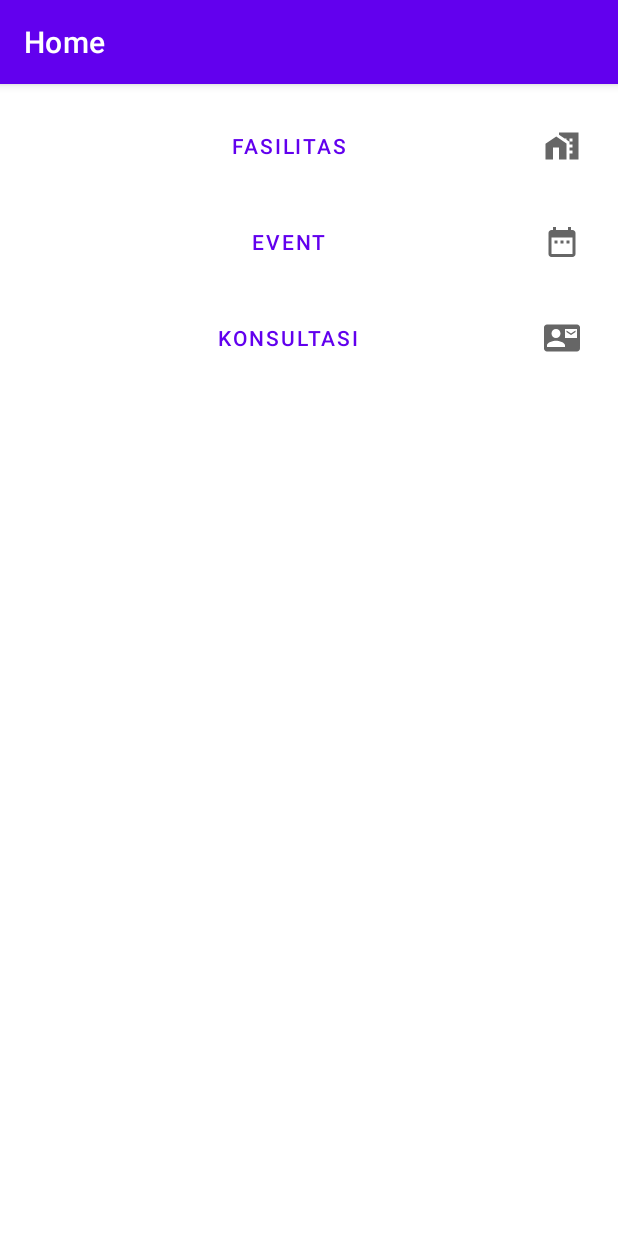
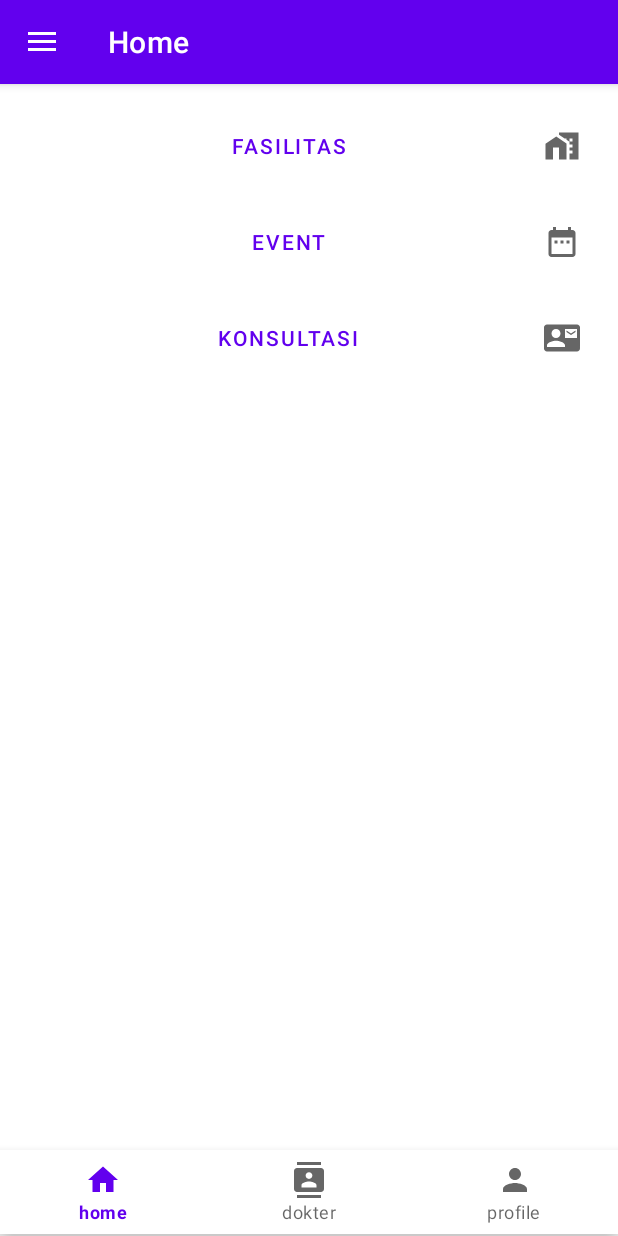
Before and after one commit to sameh4d4/160418066_advNative_midTerm_Project, an Android app: the screen it shows after launch (MainActivity), on a phone screen of 412 x 824 dp. Run offline under Robolectric (Android 15) with nearby library versions, the phone set to English and light mode, and no system bars; our stand-ins replace navigation-ui.

Commit message:
Nav done tinggal trigger di fragment

```diff
--- a/app/src/main/java/com/example/advnative_project_uts_160418066/view/MainActivity.kt
+++ b/app/src/main/java/com/example/advnative_project_uts_160418066/view/MainActivity.kt
@@ -3,21 +3,30 @@ package com.example.advnative_project_uts_160418066.view
 import androidx.appcompat.app.AppCompatActivity
 import android.os.Bundle
 import androidx.navigation.NavController
+import androidx.navigation.Navigation
 import androidx.navigation.fragment.NavHostFragment
 import androidx.navigation.ui.NavigationUI
+import androidx.navigation.ui.setupWithNavController
 import com.example.advnative_project_uts_160418066.R
+import kotlinx.android.synthetic.main.activity_main.*
 
 class MainActivity : AppCompatActivity() {
     private lateinit var navController: NavController
+
     override fun onCreate(savedInstanceState: Bundle?) {
         super.onCreate(savedInstanceState)
         setContentView(R.layout.activity_main)
         val navHostFragment = supportFragmentManager.findFragmentById(R.id.hostFragment) as NavHostFragment
         navController = navHostFragment.navController
         NavigationUI.setupActionBarWithNavController(this, navController)
+
+        NavigationUI.setupActionBarWithNavController(this, navController, drawerLayout)
+        NavigationUI.setupWithNavController(navView, navController)
+
+        bottomNav.setupWithNavController(navController)
     }
 
     override fun onSupportNavigateUp(): Boolean {
-        return NavigationUI.navigateUp(navController,null)||super.onSupportNavigateUp()
+        return NavigationUI.navigateUp(navController,drawerLayout)||super.onSupportNavigateUp()
     }
 }
--- /dev/null
+++ b/app/src/main/res/drawable/ic_baseline_contacts_24.xml
@@ -0,0 +1,10 @@
+<vector xmlns:android="http://schemas.android.com/apk/res/android"
+    android:width="24dp"
+    android:height="24dp"
+    android:viewportWidth="24"
+    android:viewportHeight="24"
+    android:tint="?attr/colorControlNormal">
+  <path
+      android:fillColor="@android:color/white"
+      android:pathData="M20,0L4,0v2h16L20,0zM4,24h16v-2L4,22v2zM20,4L4,4c-1.1,0 -2,0.9 -2,2v12c0,1.1 0.9,2 2,2h16c1.1,0 2,-0.9 2,-2L22,6c0,-1.1 -0.9,-2 -2,-2zM12,6.75c1.24,0 2.25,1.01 2.25,2.25s-1.01,2.25 -2.25,2.25S9.75,10.24 9.75,9 10.76,6.75 12,6.75zM17,17L7,17v-1.5c0,-1.67 3.33,-2.5 5,-2.5s5,0.83 5,2.5L17,17z"/>
+</vector>
--- /dev/null
+++ b/app/src/main/res/drawable/ic_baseline_home_24.xml
@@ -0,0 +1,10 @@
+<vector xmlns:android="http://schemas.android.com/apk/res/android"
+    android:width="24dp"
+    android:height="24dp"
+    android:viewportWidth="24"
+    android:viewportHeight="24"
+    android:tint="?attr/colorControlNormal">
+  <path
+      android:fillColor="@android:color/white"
+      android:pathData="M10,20v-6h4v6h5v-8h3L12,3 2,12h3v8z"/>
+</vector>
--- /dev/null
+++ b/app/src/main/res/drawable/ic_baseline_person_24.xml
@@ -0,0 +1,10 @@
+<vector xmlns:android="http://schemas.android.com/apk/res/android"
+    android:width="24dp"
+    android:height="24dp"
+    android:viewportWidth="24"
+    android:viewportHeight="24"
+    android:tint="?attr/colorControlNormal">
+  <path
+      android:fillColor="@android:color/white"
+      android:pathData="M12,12c2.21,0 4,-1.79 4,-4s-1.79,-4 -4,-4 -4,1.79 -4,4 1.79,4 4,4zM12,14c-2.67,0 -8,1.34 -8,4v2h16v-2c0,-2.66 -5.33,-4 -8,-4z"/>
+</vector>
--- a/app/src/main/res/layout/activity_main.xml
+++ b/app/src/main/res/layout/activity_main.xml
@@ -1,7 +1,16 @@
 <?xml version="1.0" encoding="utf-8"?>
-<androidx.constraintlayout.widget.ConstraintLayout xmlns:android="http://schemas.android.com/apk/res/android"
+
+<androidx.drawerlayout.widget.DrawerLayout
+    xmlns:android="http://schemas.android.com/apk/res/android"
     xmlns:app="http://schemas.android.com/apk/res-auto"
     xmlns:tools="http://schemas.android.com/tools"
+    android:layout_width="match_parent"
+    android:layout_height="match_parent"
+    android:fitsSystemWindows="true"
+    android:id="@+id/drawerLayout">
+
+    <androidx.constraintlayout.widget.ConstraintLayout
+
         android:layout_width="match_parent"
         android:layout_height="match_parent"
         tools:context=".view.MainActivity">
@@ -21,4 +30,21 @@
             app:layout_constraintStart_toStartOf="parent"
             app:layout_constraintTop_toTopOf="parent"
             app:navGraph="@navigation/main_app_nav" />
+
+        <com.google.android.material.bottomnavigation.BottomNavigationView
+            android:id="@+id/bottomNav"
+            android:layout_width="0dp"
+            android:layout_height="wrap_content"
+            app:layout_constraintBottom_toBottomOf="@+id/hostFragment"
+            app:layout_constraintEnd_toEndOf="parent"
+            app:layout_constraintStart_toStartOf="parent"
+            app:menu="@menu/bottom_menu" />
     </androidx.constraintlayout.widget.ConstraintLayout>
+
+    <com.google.android.material.navigation.NavigationView
+        android:id="@+id/navView"
+        android:layout_width="wrap_content"
+        android:layout_height="match_parent"
+        android:layout_gravity="start"
+        app:menu="@menu/drawer_menu" />
+</androidx.drawerlayout.widget.DrawerLayout>
--- /dev/null
+++ b/app/src/main/res/menu/bottom_menu.xml
@@ -0,0 +1,20 @@
+<?xml version="1.0" encoding="utf-8"?>
+<menu xmlns:app="http://schemas.android.com/apk/res-auto"
+    xmlns:android="http://schemas.android.com/apk/res/android">
+
+    <item
+        android:id="@+id/itemHome"
+        android:icon="@drawable/ic_baseline_home_24"
+        android:title="home"
+        app:showAsAction="always" />
+    <item
+        android:id="@+id/itemDokter"
+        android:icon="@drawable/ic_baseline_contacts_24"
+        android:title="dokter"
+        app:showAsAction="always" />
+    <item
+        android:id="@+id/itemProfile"
+        android:icon="@drawable/ic_baseline_person_24"
+        android:title="profile"
+        app:showAsAction="always" />
+</menu>
--- /dev/null
+++ b/app/src/main/res/menu/drawer_menu.xml
@@ -0,0 +1,30 @@
+<?xml version="1.0" encoding="utf-8"?>
+<menu xmlns:app="http://schemas.android.com/apk/res-auto"
+    xmlns:android="http://schemas.android.com/apk/res/android">
+
+    <item
+        android:id="@+id/itemFasilitas"
+        android:icon="@drawable/ic_baseline_home_work_24"
+        android:title="Fasilitas"
+        app:showAsAction="always" />
+    <item
+        android:id="@+id/itemEvent"
+        android:icon="@drawable/ic_baseline_date_range_24"
+        android:title="Event"
+        app:showAsAction="always" />
+    <item
+        android:id="@+id/itemKonsultasi"
+        android:icon="@drawable/ic_baseline_contact_mail_24"
+        android:title="Konsultasi"
+        app:showAsAction="always" />
+    <item
+        android:id="@+id/itemDokter"
+        android:icon="@drawable/ic_baseline_contacts_24"
+        android:title="Dokter"
+        app:showAsAction="always" />
+    <item
+        android:id="@+id/itemProfile"
+        android:icon="@drawable/ic_baseline_person_24"
+        android:title="Profile"
+        app:showAsAction="always" />
+</menu>
--- a/app/src/main/res/navigation/main_app_nav.xml
+++ b/app/src/main/res/navigation/main_app_nav.xml
@@ -3,40 +3,40 @@
     xmlns:app="http://schemas.android.com/apk/res-auto"
     xmlns:tools="http://schemas.android.com/tools"
     android:id="@+id/main_app_nav"
-    app:startDestination="@id/homeFragment">
+    app:startDestination="@id/itemHome">
 
     <fragment
-        android:id="@+id/homeFragment"
+        android:id="@+id/itemHome"
         android:name="com.example.advnative_project_uts_160418066.view.HomeFragment"
         android:label="Home"
         tools:layout="@layout/fragment_home">
         <action
             android:id="@+id/actionDaftarFasilitasFragment"
-            app:destination="@id/daftarFasilitasFragment"
+            app:destination="@id/itemFasilitas"
             app:enterAnim="@android:anim/fade_in"
             app:exitAnim="@android:anim/fade_out" />
         <action
             android:id="@+id/actionEventFragment"
-            app:destination="@id/eventFragment"
+            app:destination="@id/itemEvent"
             app:enterAnim="@android:anim/fade_in"
             app:exitAnim="@android:anim/fade_out" />
         <action
             android:id="@+id/actionKonsultasiFragment"
-            app:destination="@id/konsultasiFragment"
+            app:destination="@id/itemKonsultasi"
             app:enterAnim="@android:anim/fade_in"
             app:exitAnim="@android:anim/fade_out" />
     </fragment>
     <fragment
-        android:id="@+id/daftarFasilitasFragment"
+        android:id="@+id/itemFasilitas"
         android:name="com.example.advnative_project_uts_160418066.view.DaftarFasilitasFragment"
         android:label="Daftar Fasilitas"
         tools:layout="@layout/fragment_daftar_fasilitas">
         <action
             android:id="@+id/actionHomeFragmentFromFasilitas"
-            app:destination="@id/homeFragment"
+            app:destination="@id/itemHome"
             app:enterAnim="@android:anim/fade_in"
             app:exitAnim="@android:anim/fade_out"
-            app:popUpTo="@id/homeFragment" />
+            app:popUpTo="@id/itemHome" />
         <action
             android:id="@+id/actionDaftarFasilitasDetilFragment"
             app:destination="@id/daftarFasilitasDetilListFragment"
@@ -44,26 +44,26 @@
             app:exitAnim="@android:anim/fade_out" />
     </fragment>
     <fragment
-        android:id="@+id/eventFragment"
+        android:id="@+id/itemEvent"
         android:name="com.example.advnative_project_uts_160418066.view.EventFragment"
         android:label="Event"
         tools:layout="@layout/fragment_event">
         <action
             android:id="@+id/actionHomeFragmentFromEvent"
-            app:destination="@id/homeFragment"
-            app:popUpTo="@id/homeFragment"
+            app:destination="@id/itemHome"
+            app:popUpTo="@id/itemHome"
             app:enterAnim="@android:anim/fade_in"
             app:exitAnim="@android:anim/fade_out" />
     </fragment>
     <fragment
-        android:id="@+id/konsultasiFragment"
+        android:id="@+id/itemKonsultasi"
         android:name="com.example.advnative_project_uts_160418066.view.KonsultasiFragment"
         android:label="Konsultasi"
         tools:layout="@layout/fragment_konsultasi">
         <action
             android:id="@+id/actionHomeFragmentFromKonsultasi"
-            app:destination="@id/homeFragment"
-            app:popUpTo="@id/homeFragment"
+            app:destination="@id/itemHome"
+            app:popUpTo="@id/itemHome"
             app:enterAnim="@android:anim/fade_in"
             app:exitAnim="@android:anim/fade_out" />
         <action
@@ -79,8 +79,8 @@
         tools:layout="@layout/fragment_daftar_fasilitas_detil_list" >
         <action
             android:id="@+id/actionDaftarFasilitasFragmentFromDetil"
-            app:destination="@id/daftarFasilitasFragment"
-            app:popUpTo="@id/daftarFasilitasFragment"
+            app:destination="@id/itemFasilitas"
+            app:popUpTo="@id/itemFasilitas"
             app:enterAnim="@android:anim/fade_in"
             app:exitAnim="@android:anim/fade_out" />
     </fragment>
@@ -96,8 +96,9 @@
             app:exitAnim="@android:anim/fade_out" />
         <action
             android:id="@+id/actionKonsultasiFragmentFromBuat"
-            app:destination="@id/konsultasiFragment"
-            app:popUpTo="@id/konsultasiFragment" app:enterAnim="@android:anim/fade_in"
+            app:destination="@id/itemKonsultasi"
+            app:popUpTo="@id/itemKonsultasi"
+            app:enterAnim="@android:anim/fade_in"
             app:exitAnim="@android:anim/fade_out" />
     </fragment>
     <fragment
@@ -108,7 +109,36 @@
         <action
             android:id="@+id/actionKonsultasiBuatFragmentFromPilihJenis"
             app:destination="@id/konsultasiBuatFragment"
-            app:popUpTo="@id/konsultasiBuatFragment" app:enterAnim="@android:anim/fade_in"
+            app:popUpTo="@id/konsultasiBuatFragment"
+            app:enterAnim="@android:anim/fade_in"
+            app:exitAnim="@android:anim/fade_out" />
+    </fragment>
+    <fragment
+        android:id="@+id/itemDokter"
+        android:name="com.example.advnative_project_uts_160418066.view.DaftarDokterFragment"
+        android:label="Daftar Dokter"
+        tools:layout="@layout/fragment_daftar_dokter" >
+        <action
+            android:id="@+id/actionDetilDokter"
+            app:destination="@id/daftarDokterDetilFragment"
+            app:enterAnim="@android:anim/fade_in"
+            app:exitAnim="@android:anim/fade_out" />
+    </fragment>
+    <fragment
+        android:id="@+id/itemProfile"
+        android:name="com.example.advnative_project_uts_160418066.view.ProfileFragment"
+        android:label="Profile"
+        tools:layout="@layout/fragment_profile" />
+    <fragment
+        android:id="@+id/daftarDokterDetilFragment"
+        android:name="com.example.advnative_project_uts_160418066.view.DaftarDokterDetilFragment"
+        android:label="Daftar Dokter"
+        tools:layout="@layout/fragment_daftar_dokter_detil" >
+        <action
+            android:id="@+id/actionDaftarDokter"
+            app:destination="@id/itemDokter"
+            app:popUpTo="@id/itemDokter"
+            app:enterAnim="@android:anim/fade_in"
             app:exitAnim="@android:anim/fade_out" />
     </fragment>
 </navigation>
```
Lines whose indentation alone changed are shown as unchanged.
